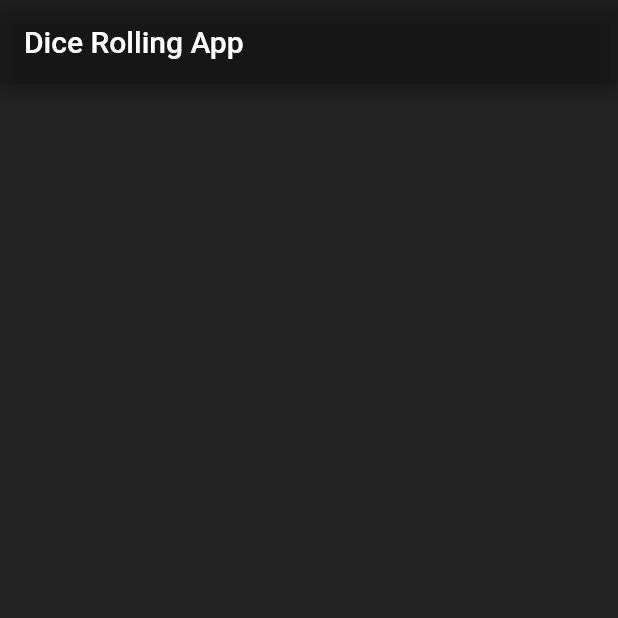
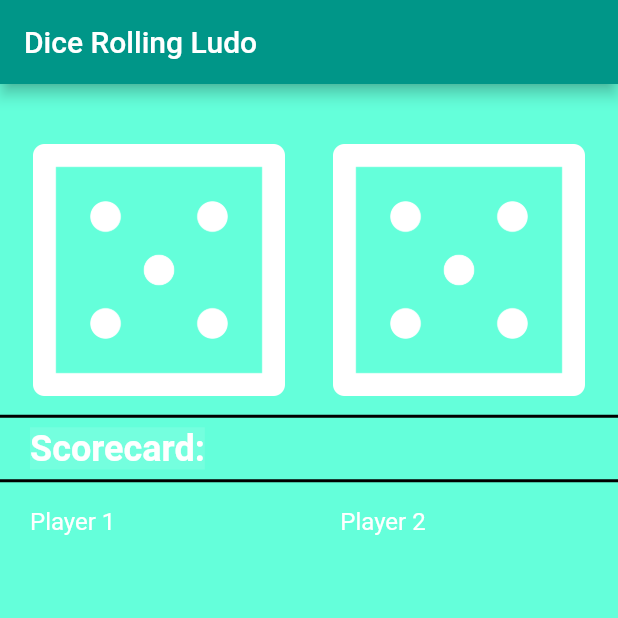
Before and after one commit to Usama9821/Flutter, a Flutter app: the screen it shows after launch, on a phone screen of 412 x 824 dp, the top half of it. Run offline on Flutter 3.47's test engine with Material 2 defaults, Android fonts, the phone set to English and light mode, and no system bars; our stand-ins replace rflutter_alert.

Commit message:
Update to Code

```diff
--- a/diceapp_2nd/lib/main.dart
+++ b/diceapp_2nd/lib/main.dart
@@ -1,3 +1,4 @@
+import 'package:flutter/cupertino.dart';
 import 'package:flutter/material.dart';
 import 'dart:math';
 
@@ -6,10 +7,10 @@ void main() {
     MaterialApp(
       debugShowCheckedModeBanner: false,
       home: Scaffold(
-        backgroundColor: Colors.black87,
+        backgroundColor: Colors.tealAccent,
         appBar: AppBar(
-          title: Text("Dice Rolling App"),
-          backgroundColor: Colors.black12,
+          title: Text("Dice Rolling Ludo"),
+          backgroundColor: Colors.teal,
         ),
         body: DicePage(),
       ),
@@ -31,18 +32,100 @@ class _DicePageState extends State<DicePage> {
   var secondfinal = 0;
   var thirdfinal = 0;
   var fourthfinal = 0;
-  bool invisible = false;
-  bool barrierDismissible = true;
-  var track1 = 0;
-  var track2 = 0;
-  var track3 = 0;
-  var track4 = 0;
-  bool a = false;
+  var tracker1 = 0;
+  var tracker2 = 0;
+  var tracker3 = 0;
+  var tracker4 = 0;
 
   @override
   Widget build(BuildContext context) {
     return Center(
-      child: SizedBox(height: 550, width: 400, child: Column()),
-    );
+        child: SizedBox(
+      height: 700,
+      width: 700,
+      child: Expanded(
+        child: Column(
+          children: [
+            Padding(
+              padding: const EdgeInsets.all(6.0),
+              child: Row(
+                children: [
+                  Expanded(
+                    child: FlatButton(
+                      child: Image.asset('images/dice$first.png'),
+                      onPressed: () {
+                        setState(() {
+                          if (tracker1 <= 9) {
+                            first = Random().nextInt(6) + 1;
+                            firstfinal = firstfinal + first;
+                            tracker1++;
+                          }
+                        });
+                      },
+                    ),
+                  ),
+                  Expanded(
+                    child: FlatButton(
+                      child: Image.asset('images/dice$second.png'),
+                      onPressed: () {
+                        setState(() {
+                          second = Random().nextInt(6) + 1;
+                        });
+                      },
+                    ),
+                  ),
+                ],
+              ),
+            ),
+            Divider(
+              color: Colors.black,
+              height: 15,
+              thickness: 2,
+            ),
+            Row(
+              children: [
+                Padding(
+                  padding: const EdgeInsets.only(left: 20),
+                  child: Text(
+                    'Scorecard:',
+                    style: const TextStyle(
+                      fontWeight: FontWeight.bold,
+                      color: Colors.white,
+                      fontSize: 24,
+                      backgroundColor: Colors.white10,
+                    ),
+                  ),
+                )
+              ],
+            ),
+            Divider(
+              color: Colors.black,
+              height: 15,
+              thickness: 2,
+            ),
+            Row(
+              children: [
+                Padding(
+                  padding: const EdgeInsets.only(left: 20, top: 10),
+                  child: Text(
+                    "Player 1",
+                    textAlign: TextAlign.left,
+                    style: const TextStyle(color: Colors.white, fontSize: 16),
+                  ),
+                ),
+                Padding(
+                  padding: const EdgeInsets.only(left: 150, top: 10),
+                  child: Text(
+                    "Player 2",
+                    textAlign: TextAlign.right,
+                    style: const TextStyle(color: Colors.white, fontSize: 16),
+                  ),
+                ),
+              ],
+            ),
+          ],
+        ),
+      ),
+    ));
   }
 }
--- a/diceapp_2nd/pubspec.yaml
+++ b/diceapp_2nd/pubspec.yaml
@@ -24,12 +24,11 @@ dependencies:
   flutter:
     sdk: flutter
 
-  number_display: # latest version
-
 
   # The following adds the Cupertino Icons font to your application.
   # Use with the CupertinoIcons class for iOS style icons.
   cupertino_icons: ^1.0.2
+  rflutter_alert: ^2.0.4
 
 dev_dependencies:
   flutter_test:
@@ -49,6 +48,7 @@ flutter:
   # To add assets to your application, add an assets section, like this:
   assets:
     - images/
+  #   - images/a_dot_ham.jpeg
 
   # An image asset can refer to one or more resolution-specific "variants", see
   # https://flutter.dev/assets-and-images/#resolution-aware.
```
Also changed, not shown: diceapp_2nd/pubspec.lock, 1 other file.
